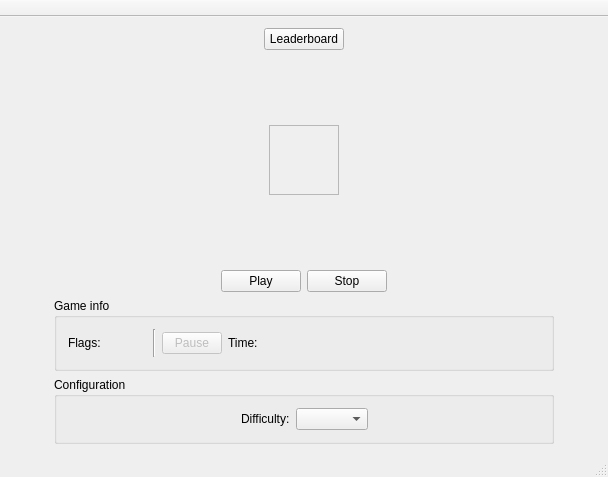
pavolmarak/minesweeper, file game_gui.ui: the form before one commit.
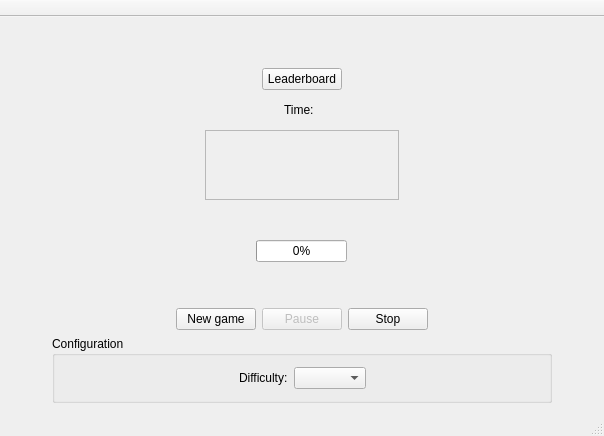
The form after the commit. Custom widgets are drawn as their Qt base class.

Diff of the .ui file:
```diff
--- a/game_gui.ui
+++ b/game_gui.ui
@@ -6,8 +6,8 @@
    <rect>
     <x>0</x>
     <y>0</y>
-    <width>608</width>
-    <height>477</height>
+    <width>604</width>
+    <height>436</height>
    </rect>
   </property>
   <property name="sizePolicy">
@@ -41,6 +41,19 @@
       <property name="sizeConstraint">
        <enum>QLayout::SetMinimumSize</enum>
       </property>
+      <item>
+       <spacer name="verticalSpacer">
+        <property name="orientation">
+         <enum>Qt::Vertical</enum>
+        </property>
+        <property name="sizeHint" stdset="0">
+         <size>
+          <width>20</width>
+          <height>40</height>
+         </size>
+        </property>
+       </spacer>
+      </item>
       <item>
        <layout class="QHBoxLayout" name="horizontalLayout_5">
         <item>
@@ -79,18 +92,69 @@
        </layout>
       </item>
       <item>
-       <spacer name="verticalSpacer">
+       <layout class="QHBoxLayout" name="horizontalLayout_2">
+        <item>
+         <spacer name="horizontalSpacer">
         <property name="orientation">
-         <enum>Qt::Vertical</enum>
+           <enum>Qt::Horizontal</enum>
         </property>
         <property name="sizeHint" stdset="0">
          <size>
-          <width>20</width>
-          <height>40</height>
+            <width>40</width>
+            <height>20</height>
          </size>
         </property>
        </spacer>
       </item>
+        <item>
+         <widget class="QLabel" name="time_label">
+          <property name="text">
+           <string>Time:</string>
+          </property>
+         </widget>
+        </item>
+        <item>
+         <widget class="QLabel" name="time">
+          <property name="sizePolicy">
+           <sizepolicy hsizetype="Preferred" vsizetype="Preferred">
+            <horstretch>0</horstretch>
+            <verstretch>0</verstretch>
+           </sizepolicy>
+          </property>
+          <property name="minimumSize">
+           <size>
+            <width>0</width>
+            <height>0</height>
+           </size>
+          </property>
+          <property name="text">
+           <string>&lt;html&gt;&lt;head/&gt;&lt;body&gt;&lt;p&gt;&lt;br/&gt;&lt;/p&gt;&lt;/body&gt;&lt;/html&gt;</string>
+          </property>
+          <property name="scaledContents">
+           <bool>false</bool>
+          </property>
+          <property name="alignment">
+           <set>Qt::AlignRight|Qt::AlignTrailing|Qt::AlignVCenter</set>
+          </property>
+         </widget>
+        </item>
+        <item>
+         <spacer name="horizontalSpacer_2">
+          <property name="orientation">
+           <enum>Qt::Horizontal</enum>
+          </property>
+          <property name="sizeHint" stdset="0">
+           <size>
+            <width>40</width>
+            <height>20</height>
+           </size>
+          </property>
+         </spacer>
+        </item>
+       </layout>
+      </item>
+      <item>
+       <layout class="QVBoxLayout" name="verticalLayout_3">
       <item>
        <layout class="QHBoxLayout" name="horizontalLayout_8">
         <item>
@@ -107,12 +171,14 @@
          </spacer>
         </item>
         <item>
+           <layout class="QVBoxLayout" name="verticalLayout_4">
+            <item>
          <widget class="MyGrid" name="visibleGrid">
           <property name="enabled">
            <bool>false</bool>
           </property>
           <property name="sizePolicy">
-           <sizepolicy hsizetype="Preferred" vsizetype="Preferred">
+               <sizepolicy hsizetype="Expanding" vsizetype="Fixed">
             <horstretch>0</horstretch>
             <verstretch>0</verstretch>
            </sizepolicy>
@@ -195,6 +261,56 @@
          </widget>
         </item>
         <item>
+             <layout class="QHBoxLayout" name="horizontalLayout_3">
+              <item>
+               <widget class="QLabel" name="flag_counter">
+                <property name="sizePolicy">
+                 <sizepolicy hsizetype="Fixed" vsizetype="Preferred">
+                  <horstretch>0</horstretch>
+                  <verstretch>0</verstretch>
+                 </sizepolicy>
+                </property>
+                <property name="minimumSize">
+                 <size>
+                  <width>80</width>
+                  <height>0</height>
+                 </size>
+                </property>
+                <property name="text">
+                 <string>&lt;html&gt;&lt;head/&gt;&lt;body&gt;&lt;p align=&quot;center&quot;&gt;&lt;br/&gt;&lt;/p&gt;&lt;/body&gt;&lt;/html&gt;</string>
+                </property>
+               </widget>
+              </item>
+             </layout>
+            </item>
+            <item alignment="Qt::AlignHCenter">
+             <widget class="QProgressBar" name="flagProgress">
+              <property name="sizePolicy">
+               <sizepolicy hsizetype="Fixed" vsizetype="Fixed">
+                <horstretch>0</horstretch>
+                <verstretch>0</verstretch>
+               </sizepolicy>
+              </property>
+              <property name="value">
+               <number>0</number>
+              </property>
+              <property name="textVisible">
+               <bool>true</bool>
+              </property>
+              <property name="invertedAppearance">
+               <bool>false</bool>
+              </property>
+              <property name="textDirection">
+               <enum>QProgressBar::TopToBottom</enum>
+              </property>
+              <property name="format">
+               <string>%p%</string>
+              </property>
+             </widget>
+            </item>
+           </layout>
+          </item>
+          <item>
          <spacer name="horizontalSpacer_9">
           <property name="orientation">
            <enum>Qt::Horizontal</enum>
@@ -209,11 +325,16 @@
         </item>
        </layout>
       </item>
+       </layout>
+      </item>
       <item>
        <spacer name="verticalSpacer_2">
         <property name="orientation">
          <enum>Qt::Vertical</enum>
         </property>
+        <property name="sizeType">
+         <enum>QSizePolicy::Fixed</enum>
+        </property>
         <property name="sizeHint" stdset="0">
          <size>
           <width>20</width>
@@ -246,106 +367,7 @@
            </sizepolicy>
           </property>
           <property name="text">
-           <string>Play</string>
-          </property>
-         </widget>
-        </item>
-        <item>
-         <widget class="QPushButton" name="stop_game_button">
-          <property name="text">
-           <string>Stop</string>
-          </property>
-         </widget>
-        </item>
-        <item>
-         <spacer name="horizontalSpacer_10">
-          <property name="orientation">
-           <enum>Qt::Horizontal</enum>
-          </property>
-          <property name="sizeHint" stdset="0">
-           <size>
-            <width>40</width>
-            <height>20</height>
-           </size>
-          </property>
-         </spacer>
-        </item>
-       </layout>
-      </item>
-      <item>
-       <layout class="QHBoxLayout" name="horizontalLayout_6">
-        <item>
-         <spacer name="horizontalSpacer_13">
-          <property name="orientation">
-           <enum>Qt::Horizontal</enum>
-          </property>
-          <property name="sizeType">
-           <enum>QSizePolicy::Expanding</enum>
-          </property>
-          <property name="sizeHint" stdset="0">
-           <size>
-            <width>40</width>
-            <height>20</height>
-           </size>
-          </property>
-         </spacer>
-        </item>
-        <item>
-         <widget class="QGroupBox" name="gameinfo_groupbox">
-          <property name="sizePolicy">
-           <sizepolicy hsizetype="Preferred" vsizetype="Preferred">
-            <horstretch>0</horstretch>
-            <verstretch>0</verstretch>
-           </sizepolicy>
-          </property>
-          <property name="minimumSize">
-           <size>
-            <width>500</width>
-            <height>0</height>
-           </size>
-          </property>
-          <property name="maximumSize">
-           <size>
-            <width>999999</width>
-            <height>16777215</height>
-           </size>
-          </property>
-          <property name="title">
-           <string>Game info</string>
-          </property>
-          <layout class="QVBoxLayout" name="verticalLayout_3">
-           <item>
-            <layout class="QHBoxLayout" name="horizontalLayout_3">
-             <item>
-              <widget class="QLabel" name="flagcounter_label">
-               <property name="text">
-                <string>Flags:</string>
-               </property>
-              </widget>
-             </item>
-             <item>
-              <widget class="QLabel" name="flag_counter">
-               <property name="sizePolicy">
-                <sizepolicy hsizetype="Preferred" vsizetype="Preferred">
-                 <horstretch>0</horstretch>
-                 <verstretch>0</verstretch>
-                </sizepolicy>
-               </property>
-               <property name="minimumSize">
-                <size>
-                 <width>40</width>
-                 <height>0</height>
-                </size>
-               </property>
-               <property name="text">
-                <string/>
-               </property>
-              </widget>
-             </item>
-             <item>
-              <widget class="Line" name="line">
-               <property name="orientation">
-                <enum>Qt::Vertical</enum>
+           <string>New game</string>
                </property>
               </widget>
              </item>
@@ -355,20 +377,20 @@
                 <bool>false</bool>
                </property>
                <property name="sizePolicy">
-                <sizepolicy hsizetype="Fixed" vsizetype="Fixed">
+           <sizepolicy hsizetype="Minimum" vsizetype="Preferred">
                  <horstretch>0</horstretch>
                  <verstretch>0</verstretch>
                 </sizepolicy>
                </property>
                <property name="minimumSize">
                 <size>
-                 <width>60</width>
+            <width>0</width>
                  <height>0</height>
                 </size>
                </property>
                <property name="maximumSize">
                 <size>
-                 <width>60</width>
+            <width>9999999</width>
                  <height>16777215</height>
                 </size>
                </property>
@@ -387,56 +409,22 @@
               </widget>
              </item>
              <item>
-              <widget class="QLabel" name="time_label">
-               <property name="text">
-                <string>Time:</string>
-               </property>
-              </widget>
-             </item>
-             <item>
-              <widget class="QLabel" name="time">
-               <property name="minimumSize">
-                <size>
-                 <width>0</width>
-                 <height>0</height>
-                </size>
-               </property>
+         <widget class="QPushButton" name="stop_game_button">
+          <property name="sizePolicy">
+           <sizepolicy hsizetype="Minimum" vsizetype="Preferred">
+            <horstretch>0</horstretch>
+            <verstretch>0</verstretch>
+           </sizepolicy>
+          </property>
                <property name="text">
-                <string>&lt;html&gt;&lt;head/&gt;&lt;body&gt;&lt;p align=&quot;right&quot;&gt;&lt;br/&gt;&lt;/p&gt;&lt;/body&gt;&lt;/html&gt;</string>
-               </property>
-               <property name="scaledContents">
-                <bool>false</bool>
-               </property>
-               <property name="alignment">
-                <set>Qt::AlignRight|Qt::AlignTrailing|Qt::AlignVCenter</set>
-               </property>
+           <string>Stop</string>
+          </property>
               </widget>
              </item>
              <item>
-              <spacer name="horizontalSpacer_3">
+         <spacer name="horizontalSpacer_10">
                <property name="orientation">
                 <enum>Qt::Horizontal</enum>
-               </property>
-               <property name="sizeHint" stdset="0">
-                <size>
-                 <width>40</width>
-                 <height>20</height>
-                </size>
-               </property>
-              </spacer>
-             </item>
-            </layout>
-           </item>
-          </layout>
-         </widget>
-        </item>
-        <item>
-         <spacer name="horizontalSpacer_12">
-          <property name="orientation">
-           <enum>Qt::Horizontal</enum>
-          </property>
-          <property name="sizeType">
-           <enum>QSizePolicy::Expanding</enum>
           </property>
           <property name="sizeHint" stdset="0">
            <size>
```
Lines whose indentation alone changed are shown as unchanged.
